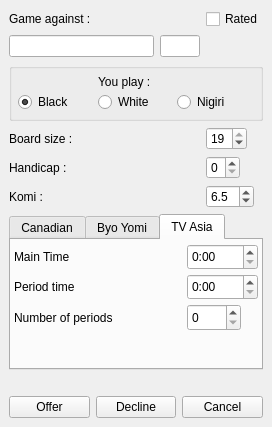
The window that src/gamedialog.ui (iamsyt/qgo) describes before a commit, drawn with Qt 5.
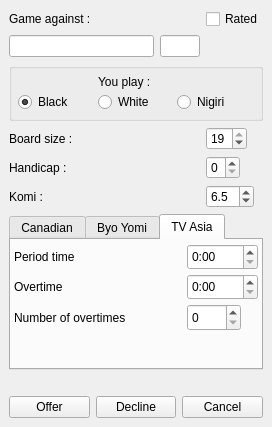
The same window after the commit. Icons and pictures are not drawn.

Commit message: changed names for tvasia settings

What changed in the file:
```diff
--- a/src/gamedialog.ui
+++ b/src/gamedialog.ui
@@ -620,7 +620,7 @@
         </rect>
        </property>
        <property name="text" >
-        <string>Number of periods</string>
+        <string>Number of overtimes</string>
        </property>
       </widget>
       <widget class="QTimeEdit" name="ASIAPeriodTimeSpin" >
@@ -671,7 +671,7 @@
         </rect>
        </property>
        <property name="text" >
-        <string>Period time</string>
+        <string>Overtime</string>
        </property>
       </widget>
       <widget class="QLabel" name="label_19" >
@@ -684,7 +684,7 @@
         </rect>
        </property>
        <property name="text" >
-        <string>Main Time</string>
+        <string>Period time</string>
        </property>
       </widget>
      </widget>
```
